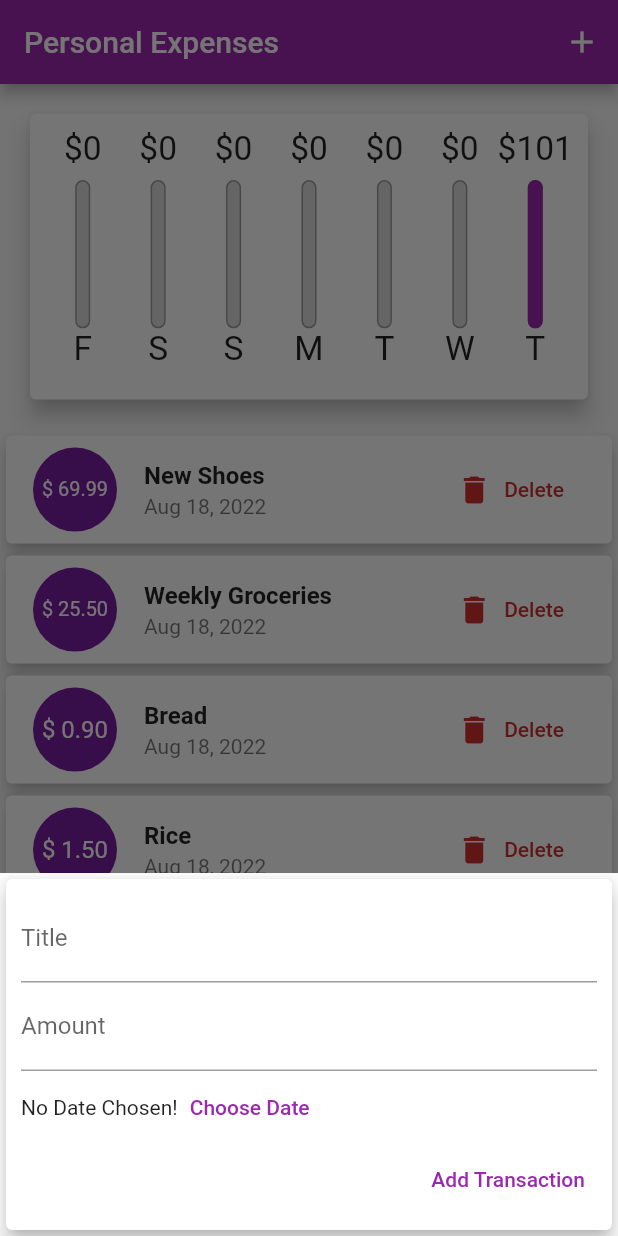
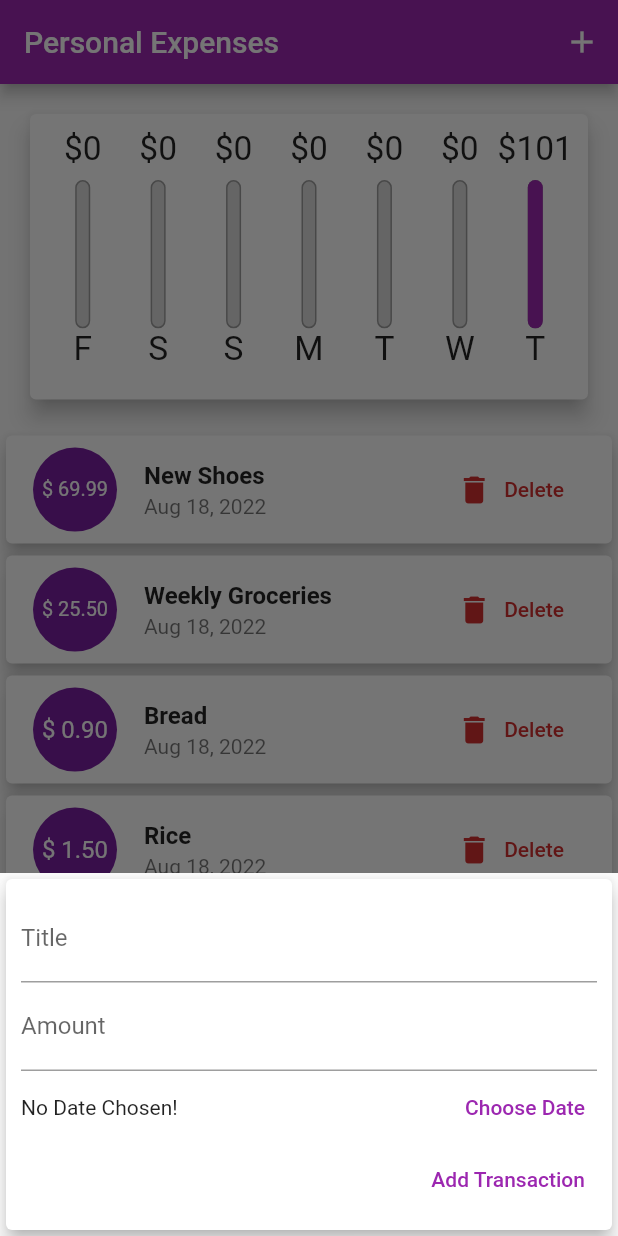
Before and after one commit to aniribe/expenses_planner_from_flutter_course, a Flutter app: the screen it shows after launch, after a tap on the "add" icon, on a phone screen of 412 x 824 dp. Run offline on Flutter 3.47's test engine with Material 2 defaults, Android fonts, the phone set to English and light mode, and no system bars; our stand-ins replace stacked, stacked_core, stacked_services.

Commit message:
Lessons 131-137 from flutter course;

```diff
--- a/lib/ui/views/home/components/new_transaction.dart
+++ b/lib/ui/views/home/components/new_transaction.dart
@@ -1,5 +1,9 @@
+import 'dart:io';
+import 'package:flutter/cupertino.dart';
 import 'package:flutter/material.dart';
 import 'package:intl/intl.dart';
+
+import '../../../widgets/adaptive_button.dart';
 
 class NewTransaction extends StatelessWidget {
   final titleController = TextEditingController();
@@ -44,29 +48,17 @@ class NewTransaction extends StatelessWidget {
                 // onChanged: onAmountChanged,
               ),
               Row(
+                mainAxisAlignment: MainAxisAlignment.spaceBetween,
                 children: [
                   Text(
                     selectedDate == null
                         ? 'No Date Chosen!'
                         : DateFormat.yMd().format(selectedDate!),
                   ),
-                  TextButton(
-                    onPressed: () {
-                      showDatePicker(
-                              context: context,
-                              initialDate: DateTime.now(),
-                              firstDate: DateTime(2019),
-                              lastDate: DateTime.now())
-                          .then((pickedDate) {
-                        print('SEKECTED: $selectedDate');
-                        if (pickedDate == null) {
-                          return;
-                        }
-                        onDateChosen(pickedDate);
-                      });
-                    },
-                    child: const Text('Choose Date'),
-                  )
+                  AdaptiveFlatButton(
+                    text: 'Choose Date',
+                    handler: () => getShowDatePicker(context, onDateChosen),
+                  ),
                 ],
               ),
               TextButton(
--- a/lib/ui/views/home/home_view.dart
+++ b/lib/ui/views/home/home_view.dart
@@ -104,7 +104,10 @@ Widget getBody(BuildContext context, HomeViewModel model) {
             Row(
               mainAxisAlignment: MainAxisAlignment.center,
               children: [
-                const Text('Show chart'),
+                Text(
+                  'Show chart',
+                  style: Theme.of(context).textTheme.titleSmall,
+                ),
                 Switch.adaptive(
                     activeColor: Theme.of(context).accentColor,
                     value: model.showChart,
--- /dev/null
+++ b/lib/ui/widgets/adaptive_button.dart
@@ -0,0 +1,41 @@
+import 'dart:io';
+import 'package:flutter/cupertino.dart';
+import 'package:flutter/material.dart';
+
+class AdaptiveFlatButton extends StatelessWidget {
+  final String text;
+  final void Function() handler;
+
+  const AdaptiveFlatButton({
+    Key? key,
+    required this.text,
+    required this.handler,
+  }) : super(key: key);
+
+  @override
+  Widget build(BuildContext context) {
+    return Platform.isIOS
+        ? CupertinoButton(
+            onPressed: handler,
+            child: Text(text),
+          )
+        : TextButton(
+            onPressed: handler,
+            child: Text(text),
+          );
+  }
+}
+
+void getShowDatePicker(BuildContext context, Function(DateTime) onDateChosen) {
+  showDatePicker(
+          context: context,
+          initialDate: DateTime.now(),
+          firstDate: DateTime(2019),
+          lastDate: DateTime.now())
+      .then((pickedDate) {
+    if (pickedDate == null) {
+      return;
+    }
+    onDateChosen(pickedDate);
+  });
+}
```
